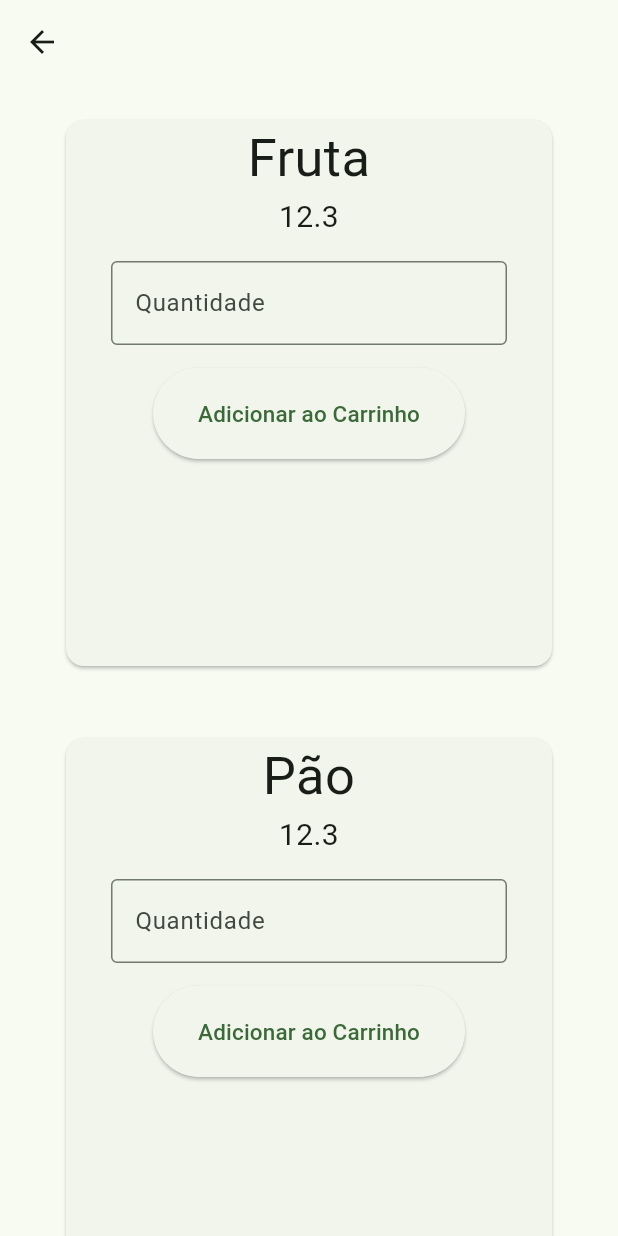
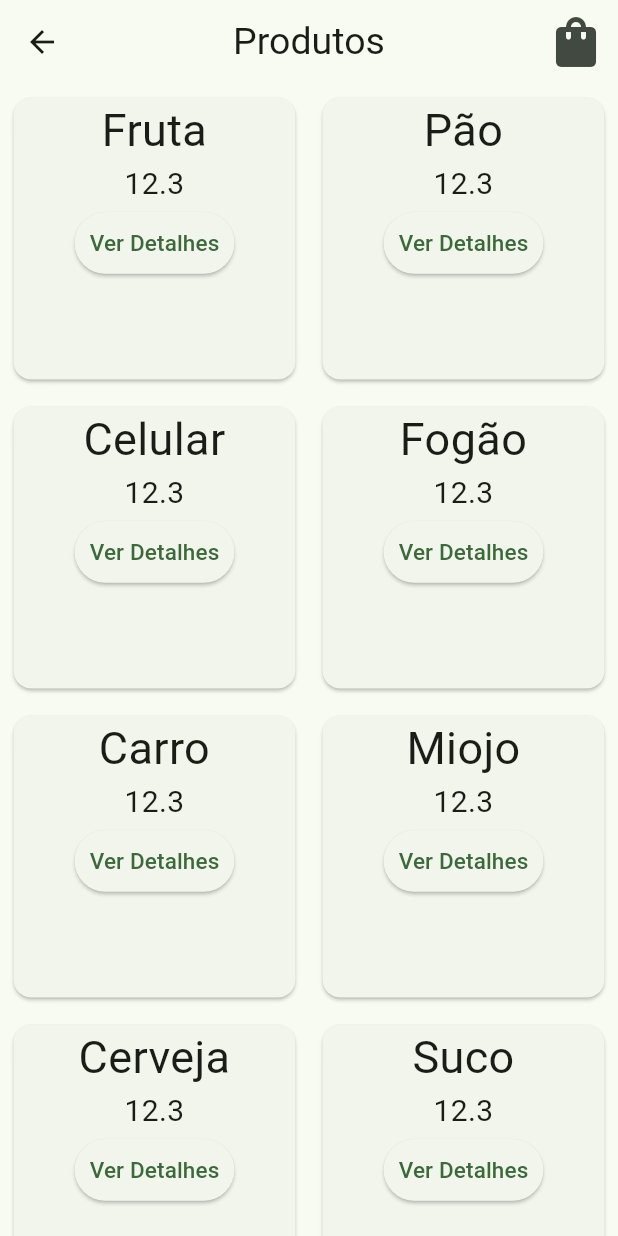
Before and after one commit to Evandru/Mercado, a Flutter app: the ProdutosPage screen opened by its route, on a phone screen of 412 x 824 dp. Run offline on Flutter 3.47's test engine with Material 2 defaults, Android fonts, the phone set to English and light mode, and no system bars.

Commit message:
15/09/2023 - 16:10

```diff
--- /dev/null
+++ b/lib/model/produto.dart
@@ -0,0 +1,15 @@
+class Produto{
+  Produto({required this.nome, required this.quantidade, required this.unidade });
+
+  String? nome;
+  int quantidade = 1;
+  double unidade = 0;
+
+  void aumentarQuantidade(){
+    quantidade++;
+  }
+
+  double getValor(){
+    return quantidade * unidade;
+  }
+}
--- a/lib/view/produtos/produtos_page.dart
+++ b/lib/view/produtos/produtos_page.dart
@@ -1,4 +1,6 @@
 import 'package:flutter/material.dart';
+import 'package:mercado/view/produtos/widgets/produto_widget.dart';
+import 'package:mercado/view/shared/widgets/custom_appbar.dart';
 
 class ProdutosPage extends StatefulWidget {
   const ProdutosPage({super.key});
@@ -11,68 +13,20 @@ class _ProdutosPageState extends State<ProdutosPage> {
   @override
   Widget build(BuildContext context) {
     return Scaffold(
-      appBar: AppBar(),
-      body: GridView.count(crossAxisCount: 1, children: const [
-        Product(title: "Fruta", valor: 12.3),
-        Product(title: "Pão", valor: 12.3),
-        Product(title: "Celular", valor: 12.3),
-        Product(title: "Fogão", valor: 12.3),
-        Product(title: "Carro", valor: 12.3),
-        Product(title: "Miojo", valor: 12.3),
+      appBar: customAppBarWithTitle(context, "Produtos"),
+      body: GridView.count(crossAxisCount: 2, children: const [
+        ProdutoWidget(nome: "Fruta", valor: 12.3),
+        ProdutoWidget(nome: "Pão", valor: 12.3),
+        ProdutoWidget(nome: "Celular", valor: 12.3),
+        ProdutoWidget(nome: "Fogão", valor: 12.3),
+        ProdutoWidget(nome: "Carro", valor: 12.3),
+        ProdutoWidget(nome: "Miojo", valor: 12.3),
+        ProdutoWidget(nome: "Cerveja", valor: 12.3),
+        ProdutoWidget(nome: "Suco", valor: 12.3),
+        ProdutoWidget(nome: "Teclado", valor: 12.3),
+        ProdutoWidget(nome: "Televisão", valor: 12.3),
+        ProdutoWidget(nome: "Computadores", valor: 12.3)
       ]),
     );
   }
 }
-
-class Product extends StatelessWidget {
-  const Product({super.key, required this.title, required this.valor});
-
-  final String title;
-  final double valor;
-
-  @override
-  Widget build(BuildContext context) {
-    return Container(
-      margin: const EdgeInsets.symmetric(vertical: 20, horizontal: 40),
-      child: Card(
-        child: Column(
-          children: [
-            Text(title,
-                textAlign: TextAlign.center,
-                style: const TextStyle(
-                  fontSize: 35,
-                )),
-            SizedBox(
-              width: double.infinity,
-              child: Text(
-                "$valor",
-                textAlign: TextAlign.center,
-                style: const TextStyle(fontSize: 20),
-              ),
-            ),
-            Container(
-              margin: const EdgeInsets.symmetric(horizontal: 30, vertical: 15),
-              child: const TextField(
-                  decoration: InputDecoration(
-                border: OutlineInputBorder(),
-                hintText: "Quantidade",
-                hintStyle: TextStyle(),
-                // -> controller AQUI!
-              )),
-            ),
-            ElevatedButton(
-                onPressed: () {},
-                style: ButtonStyle(
-                    padding: MaterialStateProperty.resolveWith((states) =>
-                        const EdgeInsets.symmetric(
-                            vertical: 20, horizontal: 30))),
-                child: const Text(
-                  "Adicionar ao Carrinho",
-                  style: TextStyle(fontSize: 15),
-                ))
-          ],
-        ),
-      ),
-    );
-  }
-}
--- /dev/null
+++ b/lib/view/produtos/widgets/produto_widget.dart
@@ -0,0 +1,59 @@
+import 'package:flutter/material.dart';
+import 'package:mercado/model/produto.dart';
+import 'package:mercado/view/produto/produto_page.dart';
+
+class ProdutoWidget extends StatelessWidget {
+  const ProdutoWidget({super.key, required this.nome, required this.valor});
+
+  final String nome;
+  final double valor;
+
+
+
+  @override
+  Widget build(BuildContext context) {
+    return GestureDetector(
+      onTap: () {
+        // Navigator.of(context).pushNamed('/produto');
+        Navigator.push(
+        context,
+        MaterialPageRoute(
+            builder: (context) => ProdutoPage(produto: Produto(nome: nome, quantidade: 1, unidade: valor),)));
+      },
+      child: Container(
+        margin: const EdgeInsets.symmetric(vertical: 5, horizontal: 5),
+        child: Card(
+          child: Column(
+            children: [
+              Text(nome,overflow: TextOverflow.ellipsis,
+                  textAlign: TextAlign.center,
+                  style: const TextStyle(
+                    fontSize: 30,
+                  )),
+              SizedBox(
+                width: double.infinity,
+                height: 30,
+                child: Text(
+                  "$valor",
+                  textAlign: TextAlign.center,
+                  style: const TextStyle(fontSize: 20),
+                ),
+              ),
+              ElevatedButton(
+                  onPressed: () {
+                    Navigator.of(context).pushNamed('/produto');
+                  },
+                  style: ButtonStyle(
+                      padding: MaterialStateProperty.resolveWith(
+                          (states) => const EdgeInsets.all(10))),
+                  child: const Text(
+                    "Ver Detalhes",
+                    style: TextStyle(fontSize: 15),
+                  ))
+            ],
+          ),
+        ),
+      ),
+    );
+  }
+}
--- /dev/null
+++ b/lib/view/shared/widgets/custom_appbar.dart
@@ -0,0 +1,28 @@
+import 'package:flutter/material.dart';
+
+PreferredSizeWidget customAppBarWithTitle(BuildContext context, String text) {
+  return AppBar(
+    centerTitle: true,
+    title: Text(text,
+        style: const TextStyle(fontSize: 25, fontWeight: FontWeight.w400)),
+    actions: [
+      IconButton(
+          onPressed: () {
+            Navigator.of(context).pushNamed('/carrinho');
+          },
+          icon: const Icon(Icons.shopping_bag, size: 40))
+    ],
+  );
+}
+
+PreferredSizeWidget customAppBar(BuildContext context) {
+  return AppBar(
+    actions: [
+      IconButton(
+          onPressed: () {
+            Navigator.of(context).pushNamed('/carrinho');
+          },
+          icon: const Icon(Icons.shopping_bag, size: 40))
+    ],
+  );
+}
```
Also changed, not shown: lib/main.dart (+6 -2 lines), lib/model/carrinho.dart (added, +10 -0 lines), lib/view/carrinho/carrinho_page.dart (added, +48 -0 lines), lib/view/carrinho/widgets/produto_carrinho.dart (added, +45 -0 lines), lib/view/home/home_page.dart (+4 -40 lines), lib/view/produto/produto_page.dart (added, +70 -0 lines), lib/view/shared/widgets/custom_drawer.dart (added, +24 -0 lines), lib/view/widgets/custom_drawer.dart (deleted, +0 -24 lines).
